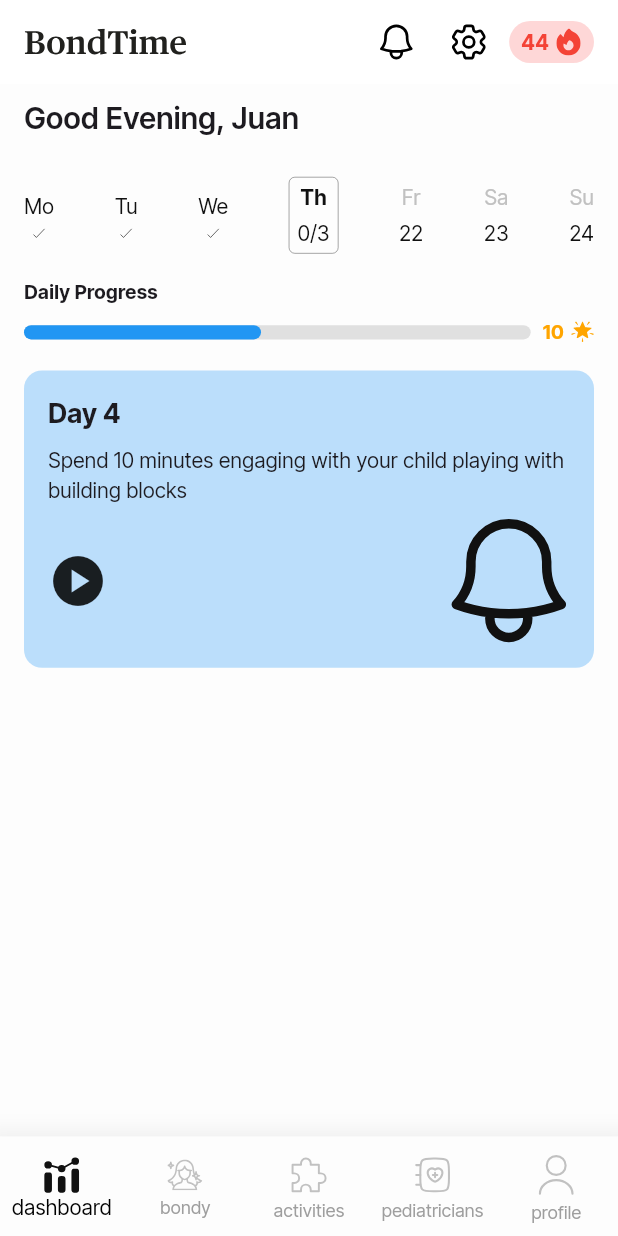
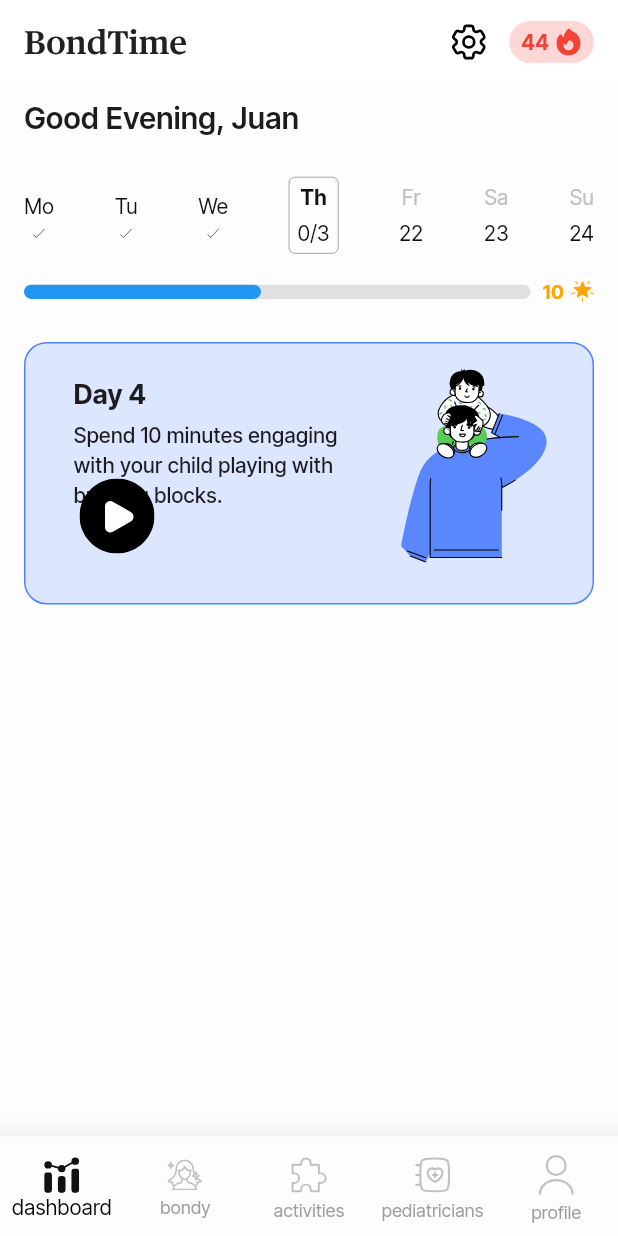
Before and after one commit to BondTime-New/Bondtime-App, a Flutter app: the screen it shows after launch, on a phone screen of 412 x 824 dp. Run offline on Flutter 3.47's test engine with Material 3 defaults, Android fonts, the phone set to English and light mode, and no system bars; our stand-ins replace flutter_svg.

Commit message:
updated card veriosn/ fixed minor bugs

```diff
--- a/lib/screens/dashboard.dart
+++ b/lib/screens/dashboard.dart
@@ -8,17 +8,38 @@ class DashboardScreen extends StatefulWidget {
 }
 
 class _DashboardScreenState extends State<DashboardScreen> {
+  final PageController _pageController = PageController(initialPage: 1);
+  int currentPage = 1;
+
   final List<String> days = ["Mo", "Tu", "We", "Th", "Fr", "Sa", "Su"];
   final List<String> dates = ["19", "20", "21", "1/3", "22", "23", "24"];
   final List<bool> completedDays = [true, true, true, false, false, false, false];
-  int selectedIndex = 3; // Default selected day (Thursday)
-  int rewardStars = 10; // Number of earned reward stars
+  int selectedIndex = 3;
+  int rewardStars = 10;
 
   void selectDay(int index) {
     setState(() {
       selectedIndex = index;
     });
   }
+
+  final List<Map<String, String>> activities = [
+    {
+      "day": "Day 3",
+      "description": "Read a bedtime story to your child before sleep.",
+      "icon": "assets/icons/activity1.svg",
+    },
+    {
+      "day": "Day 4",
+      "description": "Spend 10 minutes engaging with your child playing with building blocks.",
+      "icon": "assets/icons/activity1.svg",
+    },
+    {
+      "day": "Day 5",
+      "description": "Encourage your child to draw something they love.",
+      "icon": "assets/icons/activity1.svg",
+    },
+  ];
 
   @override
   Widget build(BuildContext context) {
@@ -33,16 +54,6 @@ class _DashboardScreenState extends State<DashboardScreen> {
           height: 18,
         ),
         actions: [
-          IconButton(
-            icon: SvgPicture.asset(
-              'assets/icons/notifications.svg',
-              height: 24,
-              width: 24,
-              color: Colors.black,
-            ),
-            onPressed: () {},
-          ),
-          SizedBox(width: 0),
           IconButton(
             icon: SvgPicture.asset(
               'assets/icons/settings.svg',
@@ -101,7 +112,7 @@ class _DashboardScreenState extends State<DashboardScreen> {
               ),
               SizedBox(height: 5),
 
-              // Selectable Dates Section
+              // **Date Selector**
               Container(
                 margin: EdgeInsets.only(top: 20),
                 child: Row(
@@ -187,18 +198,10 @@ class _DashboardScreenState extends State<DashboardScreen> {
 
               SizedBox(height: 16),
 
-              // Daily Progress Title
-              Text(
-                "Daily Progress",
-                style: TextStyle(fontSize: 13, fontWeight: FontWeight.bold),
-              ),
-              SizedBox(height: 8),
-
-              // Progress Bar + Reward Star (Aligned)
+              // **Daily Progress Bar + Stars**
               Row(
                 crossAxisAlignment: CrossAxisAlignment.center,
                 children: [
-                  // Progress Bar (Unchanged)
                   Expanded(
                     child: Container(
                       height: 9.5,
@@ -209,7 +212,7 @@ class _DashboardScreenState extends State<DashboardScreen> {
                       child: Stack(
                         children: [
                           Container(
-                            width: 316 * 0.5, // **No changes to width**
+                            width: 316 * 0.5,
                             height: 9.5,
                             decoration: BoxDecoration(
                               borderRadius: BorderRadius.circular(100),
@@ -220,59 +223,58 @@ class _DashboardScreenState extends State<DashboardScreen> {
                       ),
                     ),
                   ),
-                  SizedBox(width: 8), // Space between progress bar and stars
-
-                  // Reward Star Count (⭐ 10)
-                  Row(
-                    children: [
+                  SizedBox(width: 8),
                   Text(
-                        "$rewardStars", // Dynamic star count
+                    "$rewardStars",
                     style: TextStyle(
                       fontSize: 13,
                       fontWeight: FontWeight.bold,
-                          color: Color(0xFFFFA500), // Orange star color
+                      color: Color(0xFFFFA500),
                     ),
                   ),
                   SizedBox(width: 4),
                   SvgPicture.asset(
-                        "assets/icons/star_icon.svg", // Star icon
+                    "assets/icons/star_icon.svg",
                     height: 16,
                     width: 16,
-                        color: Color(0xFFFFA500), // Orange star color
-                      ),
-                    ],
+                    color: Color(0xFFFFA500),
                   ),
                 ],
               ),
 
-              SizedBox(height: 16),
+              SizedBox(height: 24),
 
-              // Activity Card (Blue Card)
-              Container(
+              // **Slidable Activity Cards**
+              SizedBox(
+                height: 175,
+                child: PageView.builder(
+                  controller: _pageController,
+                  itemCount: activities.length,
+                  onPageChanged: (index) {
+                    setState(() {
+                      currentPage = index;
+                    });
+                  },
+                  itemBuilder: (context, index) {
+                    return Container(
+                      width: 380,
+                      height: 175,
                       padding: EdgeInsets.all(16),
                       decoration: BoxDecoration(
-                  color: Colors.blue[100],
-                  borderRadius: BorderRadius.circular(12),
+                        color: Color(0xFFDCE6FF),
+                        borderRadius: BorderRadius.circular(15),
+                        border: Border.all(color: Color(0xFF5283FF), width: 1),
                       ),
-                child: Column(
-                  crossAxisAlignment: CrossAxisAlignment.start,
+                      child: Stack(
                         children: [
-                    Text("Day 4",
-                        style: TextStyle(
-                            fontSize: 18, fontWeight: FontWeight.bold)),
-                    SizedBox(height: 8),
-                    Text(
-                        "Spend 10 minutes engaging with your child playing with building blocks"),
-                    SizedBox(height: 8),
-                    Row(
-                      mainAxisAlignment: MainAxisAlignment.spaceBetween,
-                      children: [
-                        Icon(Icons.play_circle, size: 40),
-                        SvgPicture.asset("assets/icons/notifications.svg",
-                            width: 80),
+                          Positioned(top: 5, left: 16, child: Text(activities[index]["day"]!, style: TextStyle(fontSize: 18, fontWeight: FontWeight.bold))),
+                          Positioned(top: 35, left: 16, child: SizedBox(width: 200, child: Text(activities[index]["description"]!, style: TextStyle(fontSize: 14, fontWeight: FontWeight.w500)))),
+                          Positioned(bottom: 17, left: 20, child: SvgPicture.asset("assets/icons/playicon.svg", width: 50, height: 50)),
+                          Positioned(bottom: 10, right: 14, child: SvgPicture.asset(activities[index]["icon"]!, width: 98, height: 131)),
                         ],
                       ),
-                  ],
+                    );
+                  },
                 ),
               ),
             ],
```
Also changed, not shown: assets/icons/activity1.svg (added), assets/icons/playicon.svg (added). Lines whose indentation alone changed are shown as unchanged.
